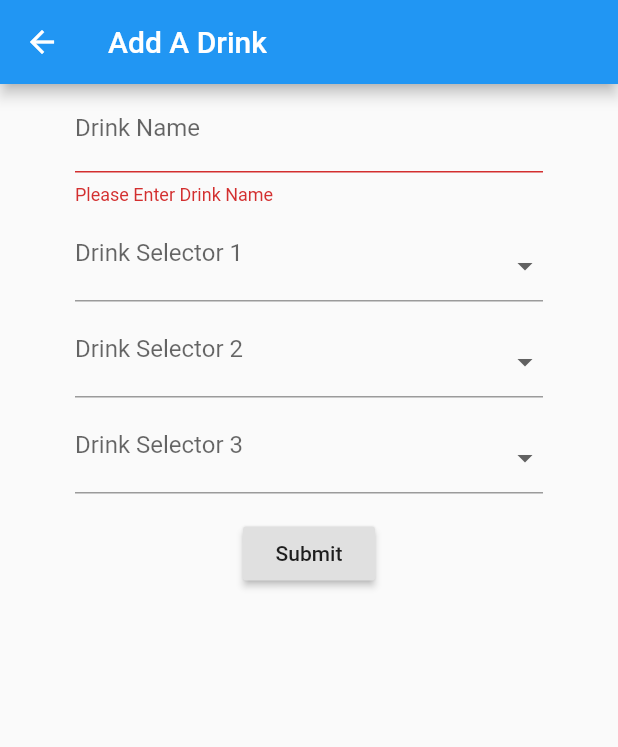
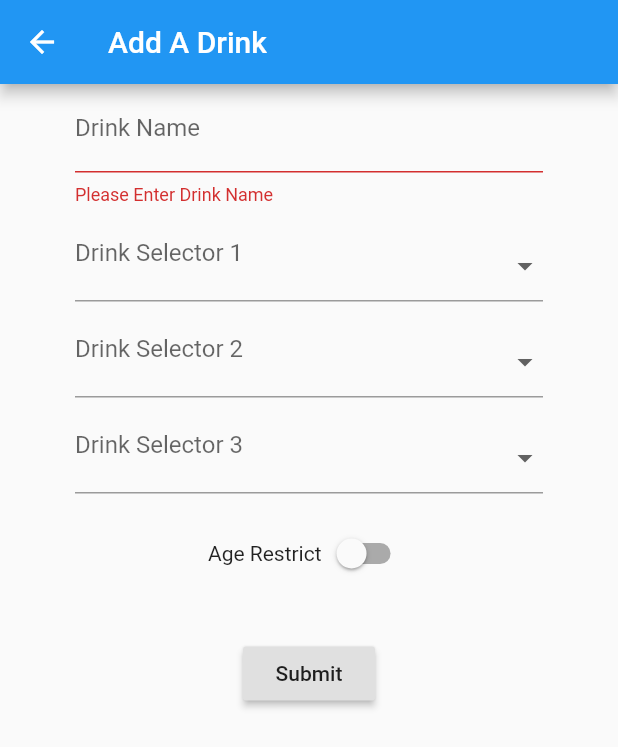
Before and after one commit to aju1997/smartMix, a Flutter app: the AddNewDrink screen opened directly, on a phone screen of 412 x 824 dp. Shown: the top 747 px of the screen. Run offline on Flutter 3.47's test engine with Material 2 defaults, Android fonts, the phone set to English and light mode, and no system bars; our stand-ins replace cloud_firestore, flutter_bluetooth_serial; accounts and stored records are empty; network calls fail.

Commit message:
added basic age restriction, still needs ML

```diff
--- a/app/lib/newDrinkModal.dart
+++ b/app/lib/newDrinkModal.dart
@@ -13,7 +13,7 @@ class AddNewDrink extends StatefulWidget {
 class AddNewDrinkState extends State<AddNewDrink> {
   final _formKey = GlobalKey<FormState>();
   Firestore db = Firestore.instance;
-
+  bool isSwitched = false;
   final TextEditingController _drinkName = TextEditingController();
   List<String> _colors = <String>[
     '',
@@ -170,6 +170,25 @@ class AddNewDrinkState extends State<AddNewDrink> {
                   ),
                   Padding(
                     padding: const EdgeInsets.symmetric(vertical: 16.0),
+                    child: Row(
+                      mainAxisAlignment: MainAxisAlignment.center,
+                      children: <Widget>[
+                        Text('Age Restrict'),
+                        Switch(
+                          onChanged: (value) {
+                            setState(() {
+                              isSwitched = value;
+                            });
+                          },
+                          value: isSwitched,
+                          activeColor: Colors.blue,
+                          activeTrackColor: Colors.lightBlueAccent,
+                        )
+                      ],
+                    ),
+                  ),
+                  Padding(
+                    padding: const EdgeInsets.symmetric(vertical: 16.0),
                     child: RaisedButton(
                       onPressed: () {
                         // Validate will return true if the form is valid, or false if
@@ -180,7 +199,8 @@ class AddNewDrinkState extends State<AddNewDrink> {
                             'title': _drinkName.text,
                             'createdAt': DateTime.now(),
                             'uid': 'aaa',
-                            'tag': drinkOz
+                            'tag': drinkOz,
+                            'restrict': isSwitched
                           };
                           db.collection('drinks').add(data);
                           Navigator.pop(context);
```
Also changed, not shown: app/lib/main.dart (+54 -6 lines).
